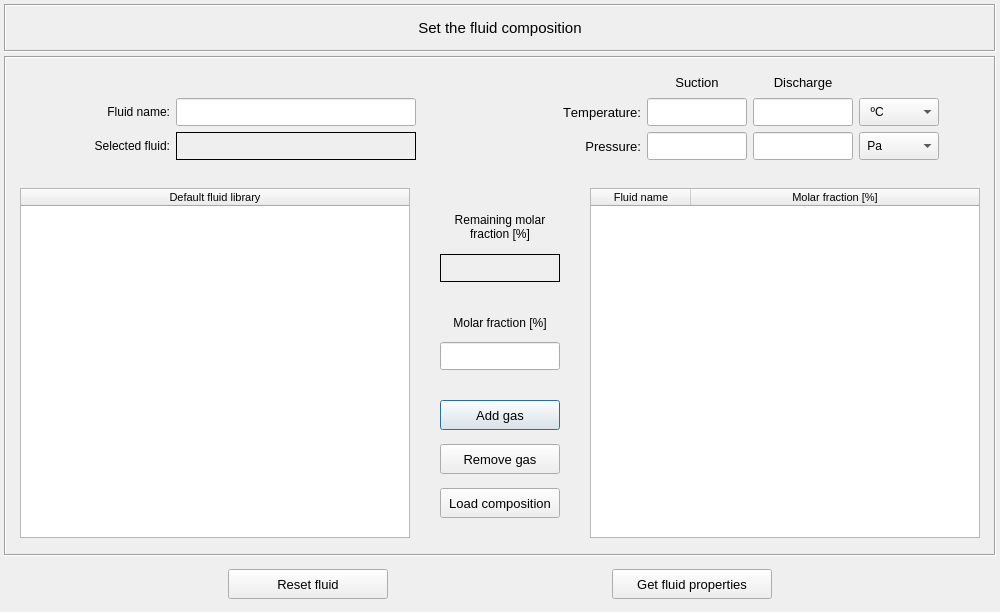
open-pulse/OpenPulse, file pulse/interface/data/ui_files/model/setup/fluid/set_fluid_composition_input.ui: the form before one commit.
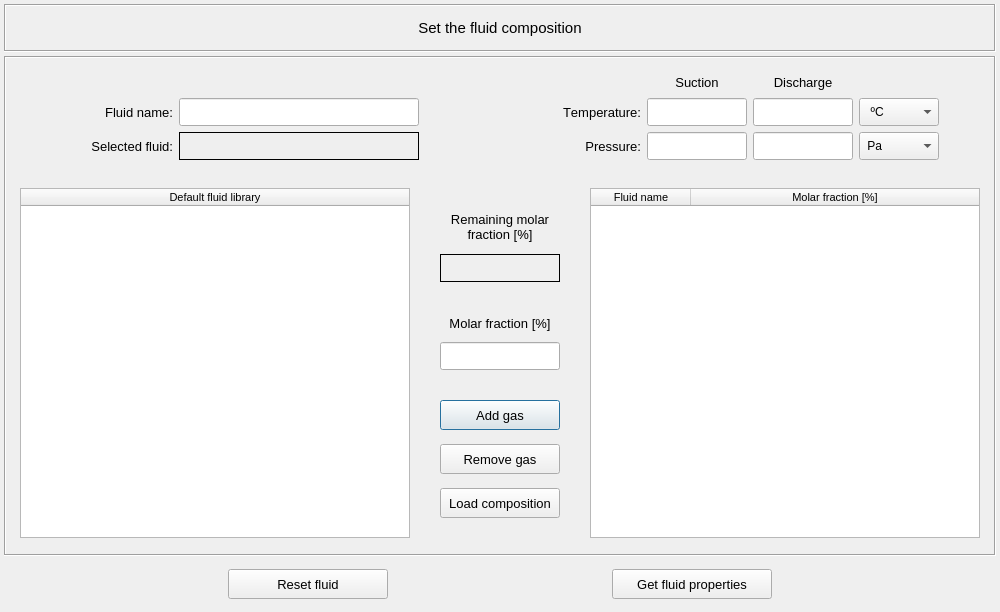
The form after the commit.

What changed in the file:
```diff
--- a/pulse/interface/data/ui_files/model/setup/fluid/set_fluid_composition_input.ui
+++ b/pulse/interface/data/ui_files/model/setup/fluid/set_fluid_composition_input.ui
@@ -186,6 +186,7 @@
               </property>
               <property name="font">
                <font>
+                <pointsize>10</pointsize>
                 <kerning>false</kerning>
                </font>
               </property>
@@ -267,6 +268,7 @@
               </property>
               <property name="font">
                <font>
+                <pointsize>10</pointsize>
                 <kerning>false</kerning>
                </font>
               </property>
@@ -1120,6 +1122,11 @@
                     <height>42</height>
                    </size>
                   </property>
+                  <property name="font">
+                   <font>
+                    <pointsize>10</pointsize>
+                   </font>
+                  </property>
                   <property name="text">
                    <string>Remaining molar 
 fraction [%]</string>
@@ -1196,6 +1203,11 @@
                     <height>26</height>
                    </size>
                   </property>
+                  <property name="font">
+                   <font>
+                    <pointsize>10</pointsize>
+                   </font>
+                  </property>
                   <property name="text">
                    <string>Molar fraction [%]</string>
                   </property>
```
